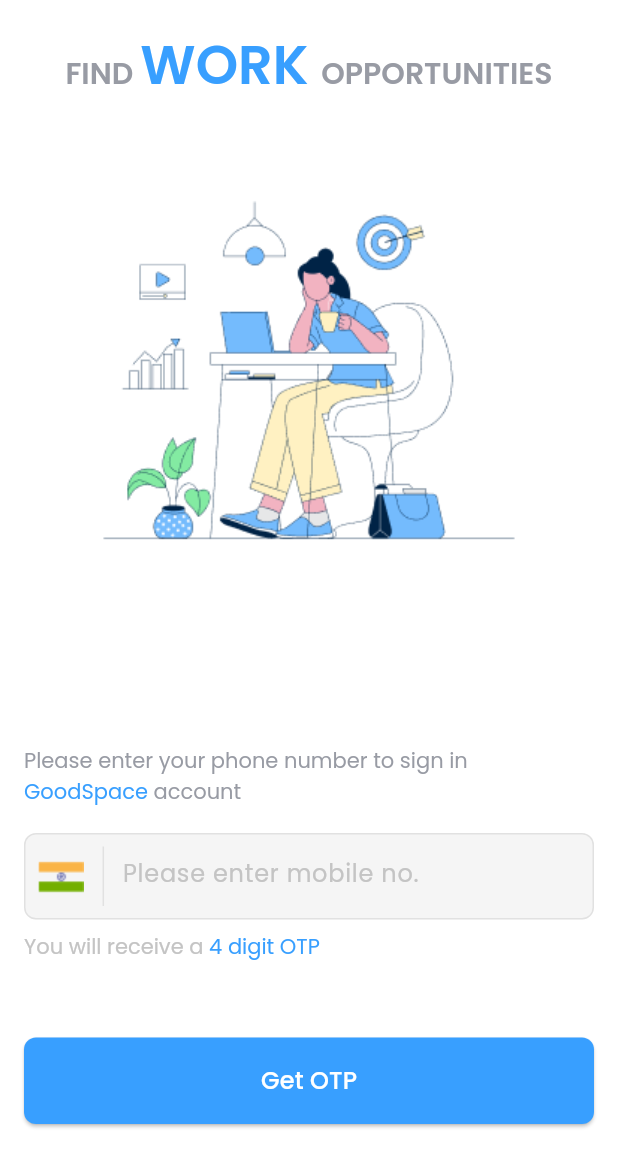
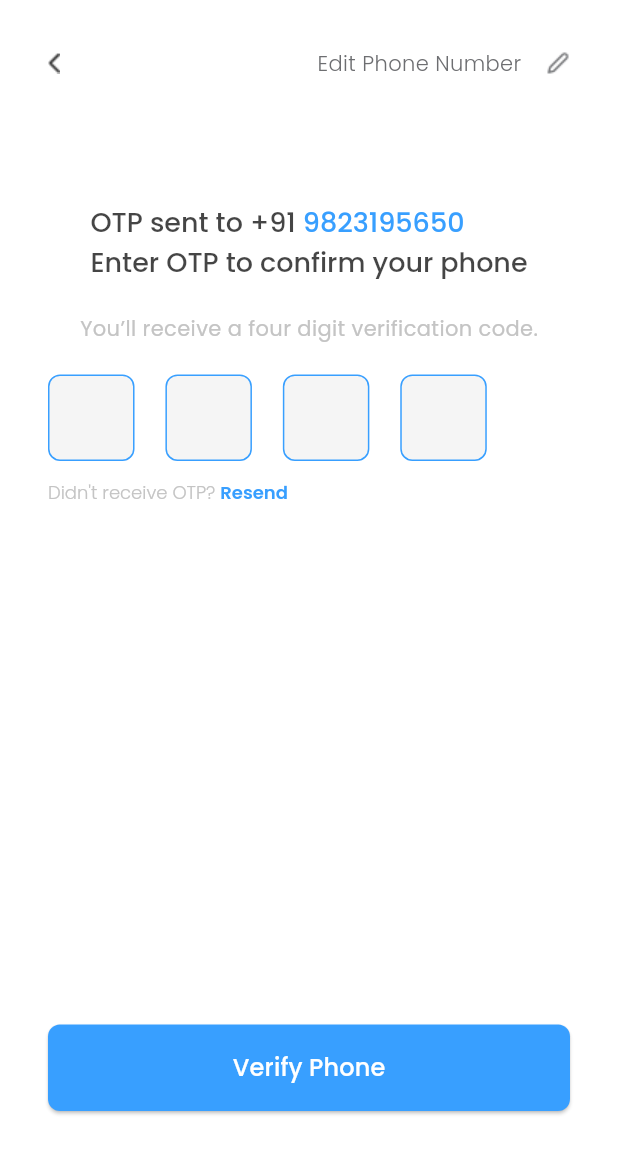
Before and after one commit to Priyanshu078/GoodSpace-loginflow, a Flutter app: the screen it shows after launch, on a phone screen of 412 x 824 dp. Shown: the top 1167 px of the screen. Run offline on Flutter 3.47's test engine with Material 3 defaults, Android fonts, the phone set to English and light mode, and no system bars; drawn by our look-alikes of carousel_slider; our stand-ins replace dio, equatable, flutter_bloc, google_fonts.

Commit message:
verify page working fine

```diff
--- a/lib/constants/colors.dart
+++ b/lib/constants/colors.dart
@@ -5,3 +5,6 @@ Color onboardingTextColor = const Color(0xff989BA4);
 Color secondaryOnbardingColor = const Color(0xffC4C4C4);
 Color borderColor = const Color.fromRGBO(196, 196, 196, 0.40);
 Color textFieldBackground = const Color(0xffF5F5F5);
+Color wrongNumberColor = const Color.fromRGBO(255, 32, 56, 0.70);
+Color editColor = const Color(0xff6D6E71);
+Color textColor1 = const Color.fromRGBO(0, 0, 0, 0.73);
--- a/lib/login/bloc/login_event.dart
+++ b/lib/login/bloc/login_event.dart
@@ -3,4 +3,19 @@ import 'package:equatable/equatable.dart';
 class LoginEvent extends Equatable {
   @override
   List<Object?> get props => [];
+  const LoginEvent();
 }
+
+class SendOtpEvent extends LoginEvent {
+  final String number;
+  final String countryCode;
+  const SendOtpEvent({required this.number, required this.countryCode});
+}
+
+class FillOtpEvent extends LoginEvent {
+  final int index;
+  final bool filled;
+  const FillOtpEvent({required this.index, required this.filled});
+  @override
+  List<Object?> get props => [index, filled];
+}
--- a/lib/login/bloc/login_state.dart
+++ b/lib/login/bloc/login_state.dart
@@ -1,7 +1,55 @@
 import 'package:equatable/equatable.dart';
 
 class LoginState extends Equatable {
+  final String phoneNumber;
+  final String countryCode;
+  final List<bool> otpFilledArray;
   @override
-  List<Object?> get props => [];
-  const LoginState();
+  List<Object?> get props => [phoneNumber, countryCode, otpFilledArray];
+  const LoginState(
+      {required this.phoneNumber,
+      required this.countryCode,
+      required this.otpFilledArray});
 }
+
+class LoginInitalState extends LoginState {
+  const LoginInitalState(
+      {required super.phoneNumber,
+      required super.countryCode,
+      required super.otpFilledArray});
+}
+
+class WrongNumberState extends LoginState {
+  const WrongNumberState(
+      {required super.phoneNumber,
+      required super.countryCode,
+      required super.otpFilledArray});
+}
+
+class RequestOtpState extends LoginState {
+  const RequestOtpState(
+      {required super.phoneNumber,
+      required super.countryCode,
+      required super.otpFilledArray});
+}
+
+class ErrorState extends LoginState {
+  const ErrorState(
+      {required super.phoneNumber,
+      required super.countryCode,
+      required super.otpFilledArray});
+}
+
+class OtpSentState extends LoginState {
+  const OtpSentState(
+      {required super.phoneNumber,
+      required super.countryCode,
+      required super.otpFilledArray});
+}
+
+class OtpFillState extends LoginState {
+  const OtpFillState(
+      {required super.phoneNumber,
+      required super.countryCode,
+      required super.otpFilledArray});
+}
--- a/lib/login/verifyotp_page.dart
+++ b/lib/login/verifyotp_page.dart
@@ -0,0 +1,273 @@
+import 'package:flutter/material.dart';
+import 'package:flutter/services.dart';
+import 'package:flutter_bloc/flutter_bloc.dart';
+import 'package:goodspacelogin/constants/colors.dart';
+import 'package:goodspacelogin/login/bloc/login_bloc.dart';
+import 'package:goodspacelogin/login/bloc/login_event.dart';
+import 'package:goodspacelogin/login/bloc/login_state.dart';
+import 'package:goodspacelogin/widgets/mybutton.dart';
+import 'package:goodspacelogin/widgets/mytext.dart';
+import 'package:goodspacelogin/widgets/otp_container.dart';
+import 'package:google_fonts/google_fonts.dart';
+
+class VerifyOtpPage extends StatefulWidget {
+  const VerifyOtpPage({super.key});
+
+  @override
+  State<VerifyOtpPage> createState() => _VerifyOtpPageState();
+}
+
+class _VerifyOtpPageState extends State<VerifyOtpPage> {
+  final TextEditingController _textEditingController1 = TextEditingController();
+  final TextEditingController _textEditingController2 = TextEditingController();
+  final TextEditingController _textEditingController3 = TextEditingController();
+  final TextEditingController _textEditingController4 = TextEditingController();
+  final FocusNode focusNode1 = FocusNode();
+  final FocusNode focusNode2 = FocusNode();
+  final FocusNode focusNode3 = FocusNode();
+  final FocusNode focusNode4 = FocusNode();
+
+  @override
+  Widget build(BuildContext context) {
+    final height = MediaQuery.of(context).size.height;
+    final width = MediaQuery.of(context).size.width;
+    return Scaffold(
+      backgroundColor: Colors.white,
+      body: AnnotatedRegion<SystemUiOverlayStyle>(
+          value: const SystemUiOverlayStyle(
+              statusBarIconBrightness: Brightness.dark,
+              statusBarColor: Colors.white),
+          child: SafeArea(
+              child: Padding(
+            padding: const EdgeInsets.all(32.0),
+            child: SingleChildScrollView(
+              child: SizedBox(
+                height: height * 0.86,
+                child: Column(
+                  children: [
+                    Row(
+                      mainAxisAlignment: MainAxisAlignment.spaceBetween,
+                      children: [
+                        Image.asset('assets/images/back.png'),
+                        Row(
+                          children: [
+                            MyText(
+                              text: "Edit Phone Number",
+                              fontSize: 14,
+                              color: editColor,
+                              fontWeight: FontWeight.w300,
+                            ),
+                            SizedBox(
+                              width: width * 0.04,
+                            ),
+                            Image.asset('assets/images/pencil.png'),
+                          ],
+                        ),
+                      ],
+                    ),
+                    SizedBox(
+                      height: height * 0.1,
+                    ),
+                    BlocBuilder<LoginBloc, LoginState>(
+                      builder: (context, state) {
+                        return RichText(
+                            text: TextSpan(
+                                // text: "OTP sent to ${state.countryCode} ",
+                                text: "OTP sent to +91 ",
+                                style: GoogleFonts.poppins(
+                                  color: textColor1,
+                                  fontSize: 18,
+                                  fontWeight: FontWeight.w500,
+                                ),
+                                children: [
+                              TextSpan(
+                                  // text: "${state.phoneNumber} \n",
+                                  text: "9823195650 \n",
+                                  style: GoogleFonts.poppins(
+                                    color: themeColor,
+                                    fontSize: 18,
+                                    fontWeight: FontWeight.w500,
+                                  ),
+                                  children: [
+                                    TextSpan(
+                                      text: "Enter OTP to confirm your phone",
+                                      style: GoogleFonts.poppins(
+                                        color: textColor1,
+                                        fontSize: 18,
+                                        fontWeight: FontWeight.w500,
+                                      ),
+                                    )
+                                  ])
+                            ]));
+                      },
+                    ),
+                    SizedBox(
+                      height: height * 0.025,
+                    ),
+                    MyText(
+                      text: "You’ll receive a four digit verification code.",
+                      fontSize: 14,
+                      color: secondaryOnbardingColor,
+                      fontWeight: FontWeight.normal,
+                    ),
+                    SizedBox(
+                      height: height * 0.025,
+                    ),
+                    Row(
+                      children: [
+                        BlocBuilder<LoginBloc, LoginState>(
+                          builder: (context, state) {
+                            return OtpContainer(
+                              height: height * 0.07,
+                              width: height * 0.07,
+                              textEditingController: _textEditingController1,
+                              color: state.otpFilledArray[0]
+                                  ? themeColor
+                                  : textFieldBackground,
+                              focusNode: focusNode1,
+                              onChanged: (val) {
+                                if (val.isNotEmpty) {
+                                  focusNode2.requestFocus();
+                                  context.read<LoginBloc>().add(
+                                      const FillOtpEvent(
+                                          index: 0, filled: true));
+                                } else {
+                                  context.read<LoginBloc>().add(
+                                      const FillOtpEvent(
+                                          index: 0, filled: false));
+                                }
+                              },
+                            );
+                          },
+                        ),
+                        SizedBox(
+                          width: width * 0.05,
+                        ),
+                        BlocBuilder<LoginBloc, LoginState>(
+                          builder: (context, state) {
+                            return OtpContainer(
+                              height: height * 0.07,
+                              width: height * 0.07,
+                              textEditingController: _textEditingController2,
+                              color: state.otpFilledArray[1]
+                                  ? themeColor
+                                  : textFieldBackground,
+                              focusNode: focusNode2,
+                              onChanged: (val) {
+                                if (val.isNotEmpty) {
+                                  focusNode3.requestFocus();
+                                  context.read<LoginBloc>().add(
+                                      const FillOtpEvent(
+                                          index: 1, filled: true));
+                                } else {
+                                  focusNode1.requestFocus();
+                                  context.read<LoginBloc>().add(
+                                      const FillOtpEvent(
+                                          index: 1, filled: false));
+                                }
+                              },
+                            );
+                          },
+                        ),
+                        SizedBox(
+                          width: width * 0.05,
+                        ),
+                        BlocBuilder<LoginBloc, LoginState>(
+                          builder: (context, state) {
+                            return OtpContainer(
+                              height: height * 0.07,
+                              width: height * 0.07,
+                              textEditingController: _textEditingController3,
+                              color: state.otpFilledArray[2]
+                                  ? themeColor
+                                  : textFieldBackground,
+                              focusNode: focusNode3,
+                              onChanged: (val) {
+                                if (val.isNotEmpty) {
+                                  focusNode4.requestFocus();
+                                  context.read<LoginBloc>().add(
+                                      const FillOtpEvent(
+                                          index: 2, filled: true));
+                                } else {
+                                  focusNode2.requestFocus();
+                                  context.read<LoginBloc>().add(
+                                      const FillOtpEvent(
+                                          index: 2, filled: false));
+                                }
+                              },
+                            );
+                          },
+                        ),
+                        SizedBox(
+                          width: width * 0.05,
+                        ),
+                        BlocBuilder<LoginBloc, LoginState>(
+                          builder: (context, state) {
+                            return OtpContainer(
+                              height: height * 0.07,
+                              width: height * 0.07,
+                              textEditingController: _textEditingController4,
+                              color: state.otpFilledArray[3]
+                                  ? themeColor
+                                  : textFieldBackground,
+                              focusNode: focusNode4,
+                              onChanged: (val) {
+                                if (val.isNotEmpty) {
+                                  FocusScope.of(context).unfocus();
+                                  context.read<LoginBloc>().add(
+                                      const FillOtpEvent(
+                                          index: 3, filled: true));
+                                } else {
+                                  focusNode3.requestFocus();
+                                  context.read<LoginBloc>().add(
+                                      const FillOtpEvent(
+                                          index: 3, filled: false));
+                                }
+                              },
+                            );
+                          },
+                        )
+                      ],
+                    ),
+                    SizedBox(
+                      height: height * 0.015,
+                    ),
+                    Align(
+                      alignment: Alignment.centerLeft,
+                      child: RichText(
+                        text: TextSpan(
+                            text: "Didn't receive OTP? ",
+                            style: GoogleFonts.poppins(
+                              fontSize: 12,
+                              fontWeight: FontWeight.w300,
+                              color: secondaryOnbardingColor,
+                            ),
+                            children: [
+                              TextSpan(
+                                text: "Resend",
+                                style: GoogleFonts.poppins(
+                                  fontSize: 12,
+                                  fontWeight: FontWeight.w600,
+                                  color: themeColor,
+                                ),
+                              )
+                            ]),
+                      ),
+                    ),
+                    Expanded(
+                      child: Container(),
+                    ),
+                    MyButton(
+                      onPressed: () {},
+                      height: height,
+                      width: width,
+                      text: "Verify Phone",
+                    ),
+                  ],
+                ),
+              ),
+            ),
+          ))),
+    );
+  }
+}
--- a/lib/main.dart
+++ b/lib/main.dart
@@ -1,7 +1,13 @@
 import 'package:flutter/material.dart';
-import 'package:goodspacelogin/login/getotp_page.dart';
+import 'package:flutter_bloc/flutter_bloc.dart';
+import 'package:goodspacelogin/bloc_observer.dart';
+import 'package:goodspacelogin/login/verifyotp_page.dart';
+
+import 'login/bloc/login_bloc.dart';
 
 void main() {
+  WidgetsFlutterBinding.ensureInitialized();
+  Bloc.observer = LoginBlocObserver();
   runApp(const MyApp());
 }
 
@@ -10,15 +16,16 @@ class MyApp extends StatelessWidget {
 
   @override
   Widget build(BuildContext context) {
-    return MaterialApp(
+    return BlocProvider(
+      create: (context) => LoginBloc(),
+      child: MaterialApp(
         debugShowCheckedModeBanner: false,
         title: 'Flutter Demo',
         theme: ThemeData(
           colorScheme: ColorScheme.fromSeed(seedColor: Colors.deepPurple),
           useMaterial3: true,
         ),
-      home: const MyHomePage(
-        title: "",
+        home: const VerifyOtpPage(),
       ),
     );
   }
--- /dev/null
+++ b/lib/widgets/otp_container.dart
@@ -0,0 +1,55 @@
+import 'package:flutter/material.dart';
+import 'package:flutter/services.dart';
+import 'package:goodspacelogin/constants/colors.dart';
+import 'package:google_fonts/google_fonts.dart';
+
+class OtpContainer extends StatelessWidget {
+  const OtpContainer({
+    super.key,
+    required this.height,
+    required this.width,
+    required this.textEditingController,
+    required this.color,
+    required this.focusNode,
+    required this.onChanged,
+  });
+
+  final double height;
+  final double width;
+  final TextEditingController textEditingController;
+  final Color color;
+  final FocusNode focusNode;
+  final Function(String value) onChanged;
+
+  @override
+  Widget build(BuildContext context) {
+    return Container(
+      height: height,
+      width: width,
+      decoration: BoxDecoration(
+          color: color,
+          border: Border.all(width: 1, color: themeColor),
+          borderRadius: BorderRadius.circular(8)),
+      child: SizedBox(
+        width: width,
+        child: TextField(
+          focusNode: focusNode,
+          onChanged: onChanged,
+          cursorColor: themeColor,
+          style: GoogleFonts.poppins(
+              fontSize: 20, fontWeight: FontWeight.w500, color: Colors.white),
+          keyboardType: TextInputType.number,
+          inputFormatters: [
+            FilteringTextInputFormatter.digitsOnly,
+            LengthLimitingTextInputFormatter(1),
+          ],
+          controller: textEditingController,
+          decoration: const InputDecoration(
+            contentPadding: EdgeInsets.only(left: 20, top: 2),
+            border: InputBorder.none,
+          ),
+        ),
+      ),
+    );
+  }
+}
--- a/pubspec.yaml
+++ b/pubspec.yaml
@@ -40,6 +40,7 @@ dependencies:
   carousel_slider: ^4.2.1
   flutter_bloc: ^8.1.3
   equatable: ^2.0.5
+  dio: ^5.4.0
 
 dev_dependencies:
   flutter_test:
```
Also changed, not shown: lib/bloc_observer.dart (added, +28 -0 lines), lib/login/bloc/login_bloc.dart (+51 -2 lines), lib/login/getotp_page.dart (+88 -16 lines), lib/networking/otplogin.dart (+34 -0 lines), assets/images/back.png (added), assets/images/pencil.png (added), pubspec.lock. Lines whose indentation alone changed are shown as unchanged.
